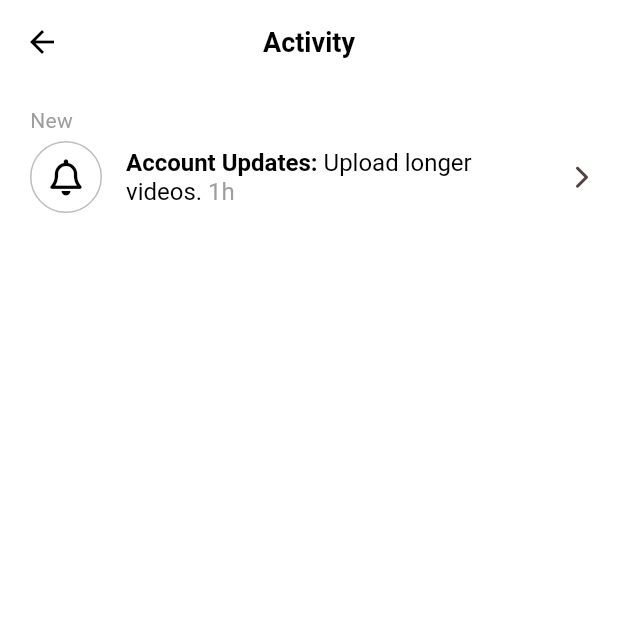
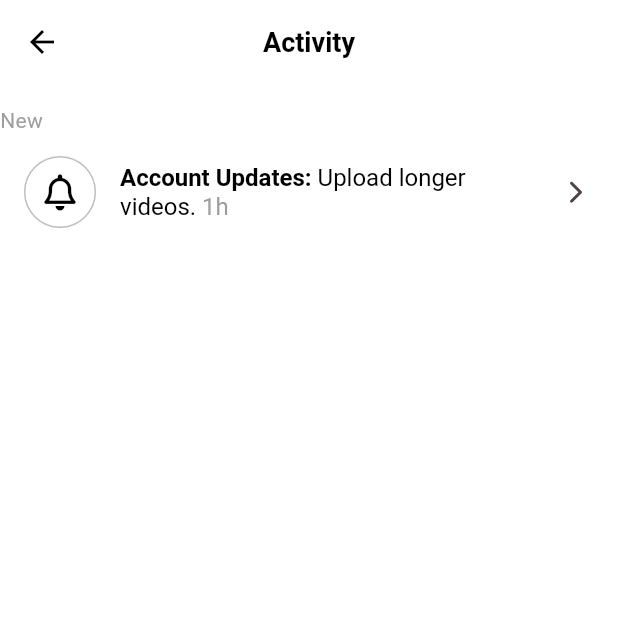
Before and after one commit to ffenland/tiktok_clone, a Flutter app: the ActivityScreen screen opened directly, on a phone screen of 412 x 824 dp, the top half of it. Run offline on Flutter 3.47's test engine with Material 3 defaults, Android fonts, the phone set to English and light mode, and no system bars; our stand-ins replace font_awesome_flutter, video_player, visibility_detector; network calls fail.

```diff
--- a/lib/features/inbox/activity_screen.dart
+++ b/lib/features/inbox/activity_screen.dart
@@ -13,7 +13,6 @@ class ActivityScreen extends StatelessWidget {
         title: const Text("Activity"),
       ),
       body: ListView(
-        padding: const EdgeInsets.symmetric(horizontal: Sizes.size20),
         children: [
           Gaps.v14,
           Text(
@@ -23,8 +22,22 @@ class ActivityScreen extends StatelessWidget {
               color: Colors.grey.shade500,
             ),
           ),
-          ListTile(
-            contentPadding: EdgeInsets.zero,
+          Gaps.v10,
+          Dismissible(
+            key: const Key("x"),
+            background: Container(
+              alignment: Alignment.centerLeft,
+              color: Colors.green,
+              child: const Padding(
+                padding: EdgeInsets.only(left: Sizes.size10),
+                child: FaIcon(
+                  FontAwesomeIcons.checkDouble,
+                  color: Colors.white,
+                  size: Sizes.size32,
+                ),
+              ),
+            ),
+            child: ListTile(
               leading: Container(
                 width: Sizes.size48,
                 decoration: BoxDecoration(
@@ -69,6 +82,7 @@ class ActivityScreen extends StatelessWidget {
                 FontAwesomeIcons.chevronRight,
                 size: Sizes.size16,
               ),
+            ),
           )
         ],
       ),
```
Lines whose indentation alone changed are shown as unchanged.
